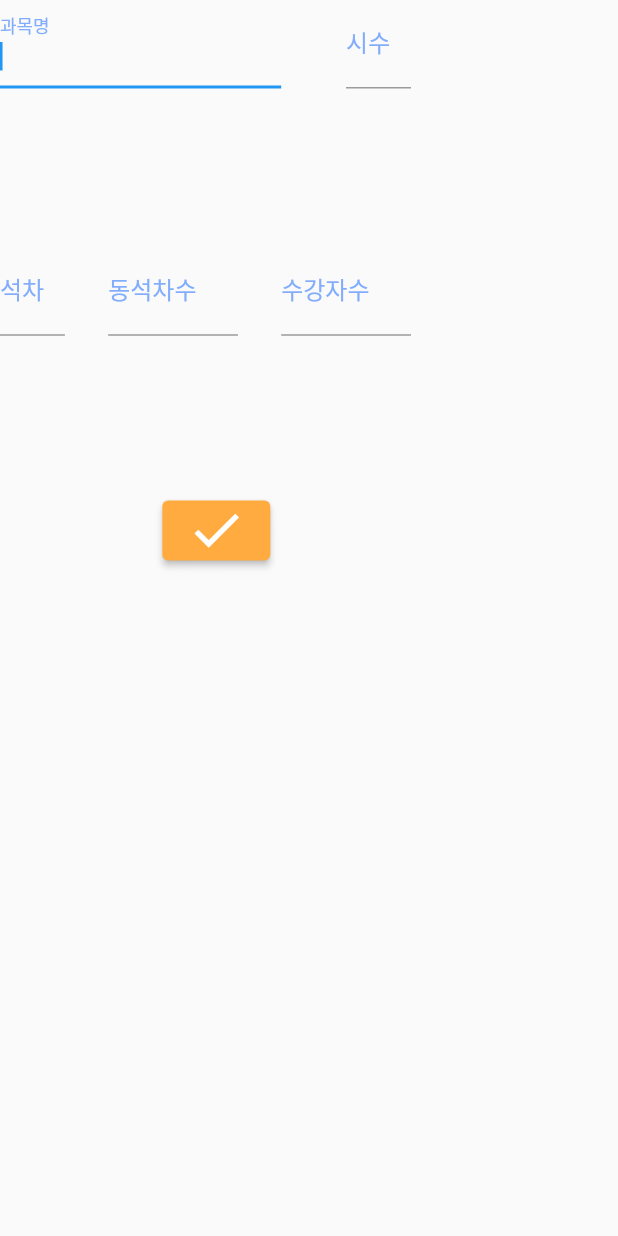
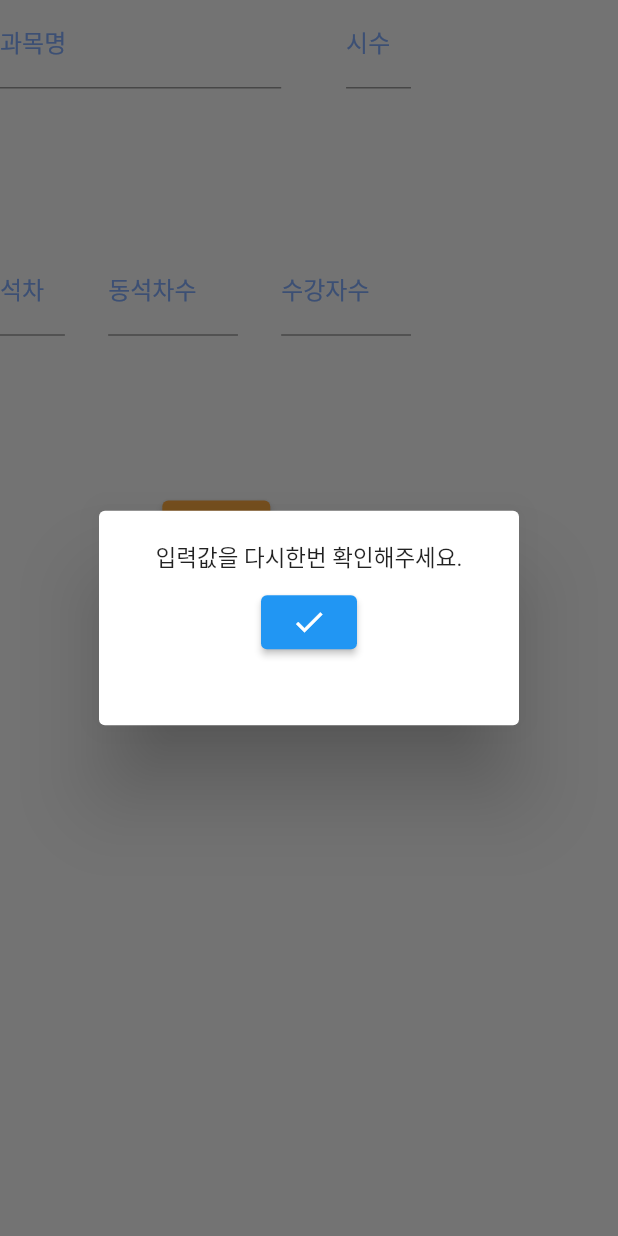
Before and after one commit to Ohsung-ETA/Ohsung-ETA, a Flutter app: what inputoverlay() shows on an empty page, opened directly, after a tap on the "check" icon, on a phone screen of 412 x 824 dp. Run offline on Flutter 3.47's test engine with Material 2 defaults, Android fonts, the phone set to English and light mode, and no system bars.

Commit message:
잡다한 기능 추가

```diff
--- a/frontend/lib/Scores/BasicScore.dart
+++ b/frontend/lib/Scores/BasicScore.dart
@@ -1,6 +1,29 @@
+import 'package:flutter/material.dart';
+
 class BasicScore {
   String subName;
   int rank;
   int time;
   BasicScore({required this.subName, required this.rank, required this.time});
 }
+
+
+class wrongOverlay extends StatelessWidget {
+  const wrongOverlay({super.key});
+
+  @override
+  Widget build(BuildContext context) {
+    double screenwidth = MediaQuery.of(context).size.width;
+    double screenheight = MediaQuery.of(context).size.height;
+    return Container(
+      width: screenwidth*0.2,
+      height : screenheight*0.12,
+      child: Column(children: [
+        Text("입력값을 다시한번 확인해주세요.",style: TextStyle(fontSize: 15),),
+        Container(height: screenheight*0.01,),
+        ElevatedButton(onPressed: () {Navigator.pop(context);}, child: Icon(Icons.check))
+      ]),
+
+    );
+  }
+}
--- a/frontend/lib/Scores/midScore.dart
+++ b/frontend/lib/Scores/midScore.dart
@@ -266,7 +266,7 @@ class _inputoverlayState extends State<inputoverlay> {
                             height: screenheight/3,
                               child: ElevatedButton(
                                 onPressed: () {
-                                  if(int.parse(allnum.text) >= int.parse(ranking.text)
+                                  try {if(int.parse(allnum.text) >= int.parse(ranking.text)
                                   && int.parse(samenum.text) >= 1 && int.parse(allnum.text)*int.parse(ranking.text)*int.parse(counting.text) > 0
                                   && sub.text != "") {
                                     double realrank = double.parse(samenum.text)+double.parse(ranking.text)-1;
@@ -280,6 +280,18 @@ class _inputoverlayState extends State<inputoverlay> {
                                     }
                                     Navigator.pop(context);
                                   }
+
+                                  }catch(e) {
+                                    print(e);
+                                    showDialog(context: context,barrierDismissible: false, builder: ((context) {
+                                      return AlertDialog(
+                                    content: wrongOverlay(),
+                                  );
+                                  }));
+
+
+                                  }
+
                                 },
                                 child: Icon(
                                   Icons.check,
--- a/frontend/pubspec.yaml
+++ b/frontend/pubspec.yaml
@@ -28,6 +28,8 @@ environment:
 # the latest version available on pub.dev. To see which dependencies have newer
 # versions available, run `flutter pub outdated`.
 dependencies:
+
+
   flutter:
     sdk: flutter
 
```
Also changed, not shown: frontend/lib/Scores/pushScore.dart (+18 -3 lines), frontend/lib/main.dart (+6 -3 lines), frontend/lib/score.dart (+19 -3 lines).
